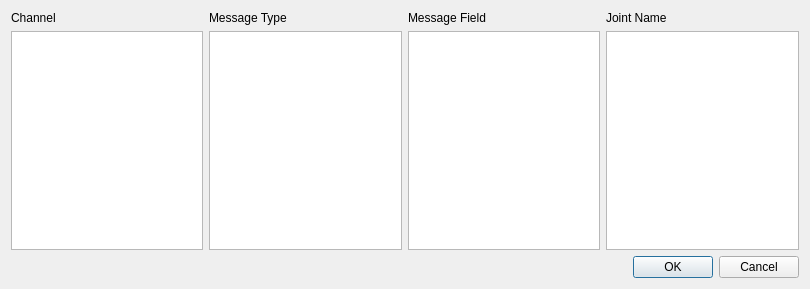
The window that software/motion_estimate/signal_scope/src/signal_scope/selectsignaldialog.ui (openhumanoids/oh-distro) describes before a commit, drawn with Qt 5.
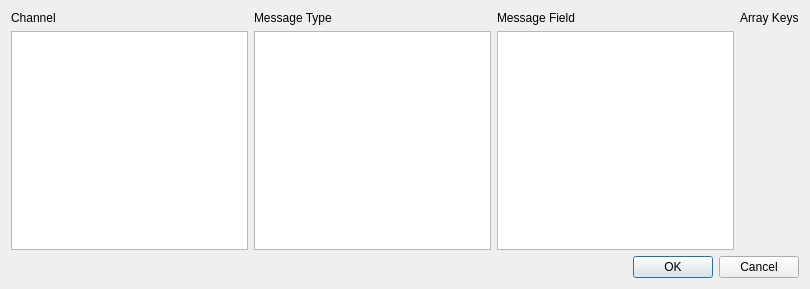
The same window after the commit.

The edit to the form file:
```diff
--- a/software/motion_estimate/signal_scope/src/signal_scope/selectsignaldialog.ui
+++ b/software/motion_estimate/signal_scope/src/signal_scope/selectsignaldialog.ui
@@ -38,7 +38,7 @@
    <item row="0" column="3">
     <widget class="QLabel" name="JointNameLabel">
      <property name="text">
-      <string>Joint Name</string>
+      <string>Array Keys</string>
      </property>
     </widget>
    </item>
@@ -62,7 +62,13 @@
     <widget class="QListWidget" name="MessageFieldListBox"/>
    </item>
    <item row="1" column="3">
-    <widget class="QListWidget" name="JointNameListBox"/>
+    <widget class="QWidget" name="ArrayKeysContainer" native="true">
+     <layout class="QVBoxLayout" name="ArrayKeysLayout">
+      <property name="margin">
+       <number>0</number>
+      </property>
+     </layout>
+    </widget>
    </item>
   </layout>
  </widget>
```
Left out of the diff: 2 changed lines with no effect on the pictures.
